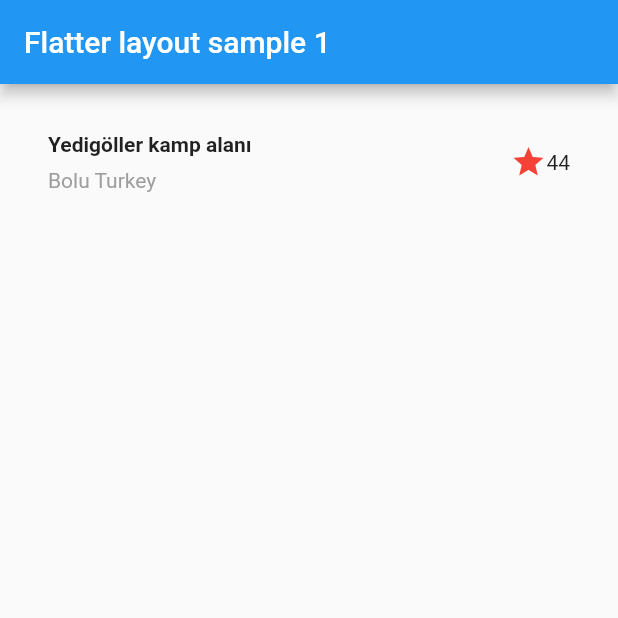
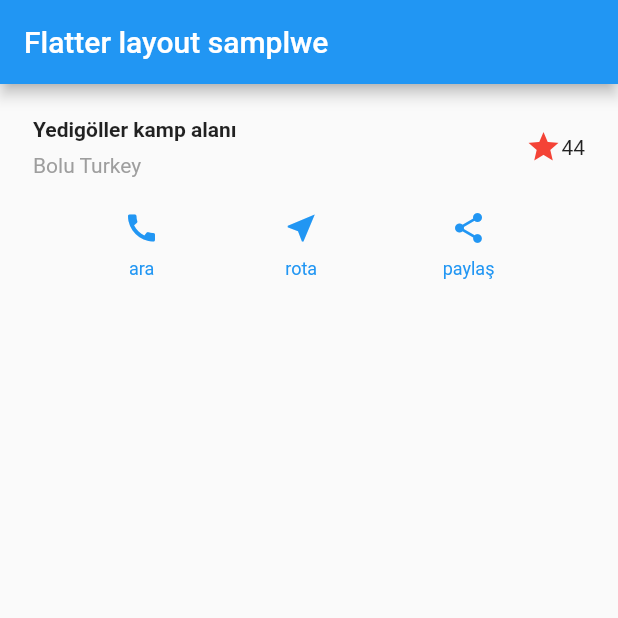
Before and after one commit to ersinokur/flutter_layout_sample1, a Flutter app: the screen it shows after launch, on a phone screen of 412 x 824 dp, the top half of it. Run offline on Flutter 3.47's test engine with Material 2 defaults, Android fonts, the phone set to English and light mode, and no system bars.

Commit message:
secon commit

```diff
--- a/lib/main.dart
+++ b/lib/main.dart
@@ -8,6 +8,7 @@ class MyApp extends StatelessWidget {
   // This widget is the root of your application.
   @override
   Widget build(BuildContext context) {
+
     return MaterialApp(
       title: 'Flutter Layout Demo',
       theme: ThemeData(
@@ -25,20 +26,27 @@ class MyHomePage extends StatefulWidget {
 
 class _MyHomePageState extends State<MyHomePage> {
   @override
+
   Widget build(BuildContext context) {
+
     return Scaffold(
         appBar: AppBar(
-          title: Text('Flatter layout sample 1'),
+          title: Text('Flatter layout samplwe'),
         ),
         body: Column(
           children: <Widget>[
-            titleSection,
+            titleSection(),
+           buttonSection(context),
           ],
         ));
   }
 
-  Widget titleSection = Container(
-    padding: const EdgeInsets.all(32.0),
+  Widget titleSection() {
+
+    return Column(
+      children: <Widget>[
+        Container(
+          padding: const EdgeInsets.all(22.0),
           child: Row(
             children: [
               // steretch column to use all remaining free space in the row.
@@ -46,7 +54,7 @@ class _MyHomePageState extends State<MyHomePage> {
                 // 1
                 child: Column(
                   //postions the columns at the start of the row.
-            crossAxisAlignment: CrossAxisAlignment.stretch,
+                  crossAxisAlignment: CrossAxisAlignment.start,
                   children: [
                     // 2
                     Container(
@@ -62,9 +70,50 @@ class _MyHomePageState extends State<MyHomePage> {
                   ],
                 ),
               ),
-        Icon(Icons.star,color:Colors.red[500]),
+              Icon(Icons.star, color: Colors.red[500]),
               Text('44')
             ],
           ),
+        ),
+      ],
+    );
+
+
+  }
+
+
+Widget buttonSection (BuildContext context) {
+  Color color = Theme.of(context).primaryColor;
+  return Container(
+child: Row(
+  mainAxisAlignment: MainAxisAlignment.spaceEvenly,
+  children: <Widget>[
+   _buildButtonColumn(color, Icons.call, "ara"),
+   _buildButtonColumn(color, Icons.near_me, "rota"),
+   _buildButtonColumn(color, Icons.share, "paylaş"),
+
+  ],)
+
   );
 }
+
+
+}
+
+
+Column _buildButtonColumn(Color color, IconData icon, String label) {
+  return Column(
+    mainAxisSize: MainAxisSize.min,
+    mainAxisAlignment: MainAxisAlignment.center,
+    children: <Widget>[
+      Icon(icon, color: color),
+      Container(
+          margin: const EdgeInsets.only(top: 8.0),
+          child: Text(
+            label,
+            style: TextStyle(
+                fontSize: 12.0, fontWeight: FontWeight.w400, color: color),
+          )),
+    ],
+  );
+}
```
Lines whose indentation alone changed are shown as unchanged.
